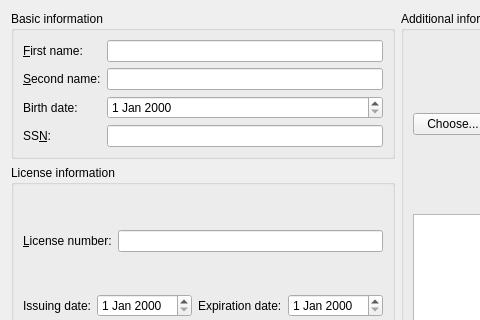
First picture: the form in src/uis/addprofilewidget.ui, repository riccardobellini/VehicleReminder, before the edit; both pictures show x 0 to 480 and y 0 to 320 of the 794 by 402 pixel window.
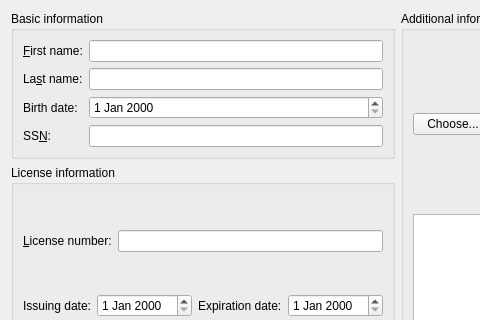
Second picture: the form after the edit. Custom widgets are drawn as their Qt base class.

Commit message:
Change text of label
Change text of last name label and name of variable of line edit widget

```diff
--- a/src/uis/addprofilewidget.ui
+++ b/src/uis/addprofilewidget.ui
@@ -51,7 +51,7 @@
         <item row="1" column="0">
          <widget class="QLabel" name="secondNameLabel">
           <property name="text">
-           <string>&amp;Second name:</string>
+           <string>La&amp;st name:</string>
           </property>
           <property name="buddy">
            <cstring>secondNameLineEdit</cstring>
```
Left out of the diff: 8 changed lines with no effect on the pictures. The commit also changes 1 other file.
